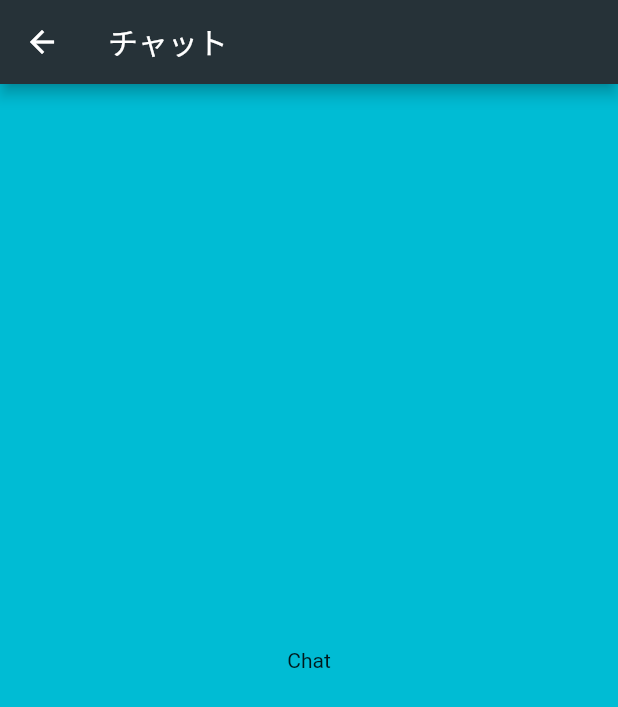
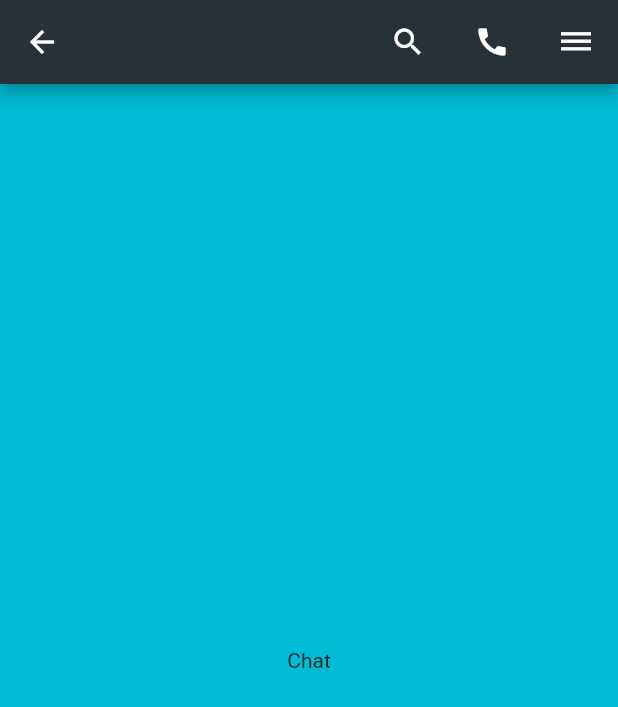
Before and after one commit to wakamori-k/learning-flutter, a Flutter app: the Chat screen opened directly, on a phone screen of 412 x 824 dp. Shown: the top 707 px of the screen. Run offline on Flutter 3.47's test engine with Material 2 defaults, Android fonts, the phone set to English and light mode, and no system bars; our stand-ins replace flutter_slidable.

Commit message:
Add chat header

```diff
--- a/simple_app/lib/routes/chat_route.dart
+++ b/simple_app/lib/routes/chat_route.dart
@@ -1,11 +1,40 @@
 import 'package:flutter/material.dart';
 
 class Chat extends StatelessWidget {
+  String username;
+
+  Chat({String username}) {
+    this.username = username;
+  }
+
   @override
   Widget build(BuildContext context) {
     return Scaffold(
       appBar: AppBar(
-        title: Text("チャット"),
+        title: Text(this.username ?? ''),
+        actions: [
+          Padding(
+            padding: const EdgeInsets.all(4.0),
+            child: IconButton(
+              icon: Icon(Icons.search),
+              onPressed: () => {},
+            ),
+          ),
+          Padding(
+            padding: const EdgeInsets.all((4.0)),
+            child: IconButton(
+              icon: Icon(Icons.call),
+              onPressed: () => {},
+            ),
+          ),
+          Padding(
+            padding: const EdgeInsets.all(4.0),
+            child: IconButton(
+              icon: Icon(Icons.dehaze),
+              onPressed: () => {},
+            ),
+          )
+        ],
       ),
       body: Center(child: Text("Chat"),),
       backgroundColor: Colors.cyan,
--- a/simple_app/lib/tile.dart
+++ b/simple_app/lib/tile.dart
@@ -30,7 +30,7 @@ class Tile extends StatelessWidget {
           onTap: () => {
             Navigator.push(
                 context,
-                MaterialPageRoute(builder: (context) => Chat())
+                MaterialPageRoute(builder: (context) => Chat(username: this.username))
             )
           },
         )
```
